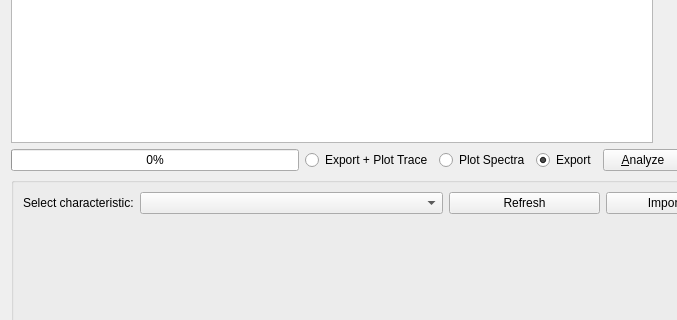
Above: ui/batch_dialog.ui from knipe1/oes-spa before the change; both pictures show x 0 to 677 and y 322 to 642 of the 780 by 907 pixel window. Below: the same form after it.
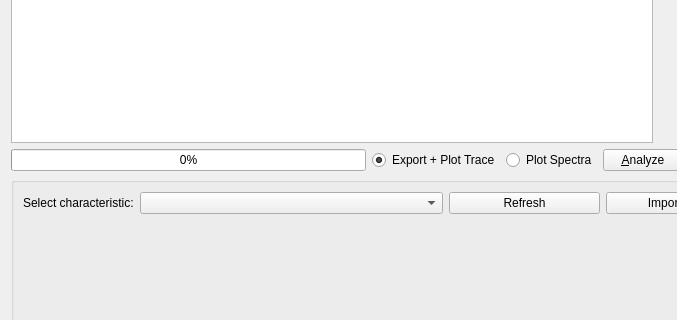
That is the form after the change. Icons and pictures are not drawn. Custom widgets are drawn as their Qt base class.

Commit message: Remove export only radion button (#176).

Patch:
```diff
--- a/ui/batch_dialog.ui
+++ b/ui/batch_dialog.ui
@@ -192,6 +192,9 @@
        <property name="text">
         <string>Export + Plot Trace</string>
        </property>
+       <property name="checked">
+        <bool>true</bool>
+       </property>
        <attribute name="buttonGroup">
         <string notr="true">RadProcess</string>
        </attribute>
@@ -210,19 +213,6 @@
        </attribute>
       </widget>
      </item>
-     <item>
-      <widget class="QRadioButton" name="radExport">
-       <property name="text">
-        <string>Export</string>
-       </property>
-       <property name="checked">
-        <bool>true</bool>
-       </property>
-       <attribute name="buttonGroup">
-        <string notr="true">RadProcess</string>
-       </attribute>
-      </widget>
-     </item>
      <item>
       <widget class="QPushButton" name="btnAnalyze">
        <property name="text">
```
The commit also changes 6 other files.
